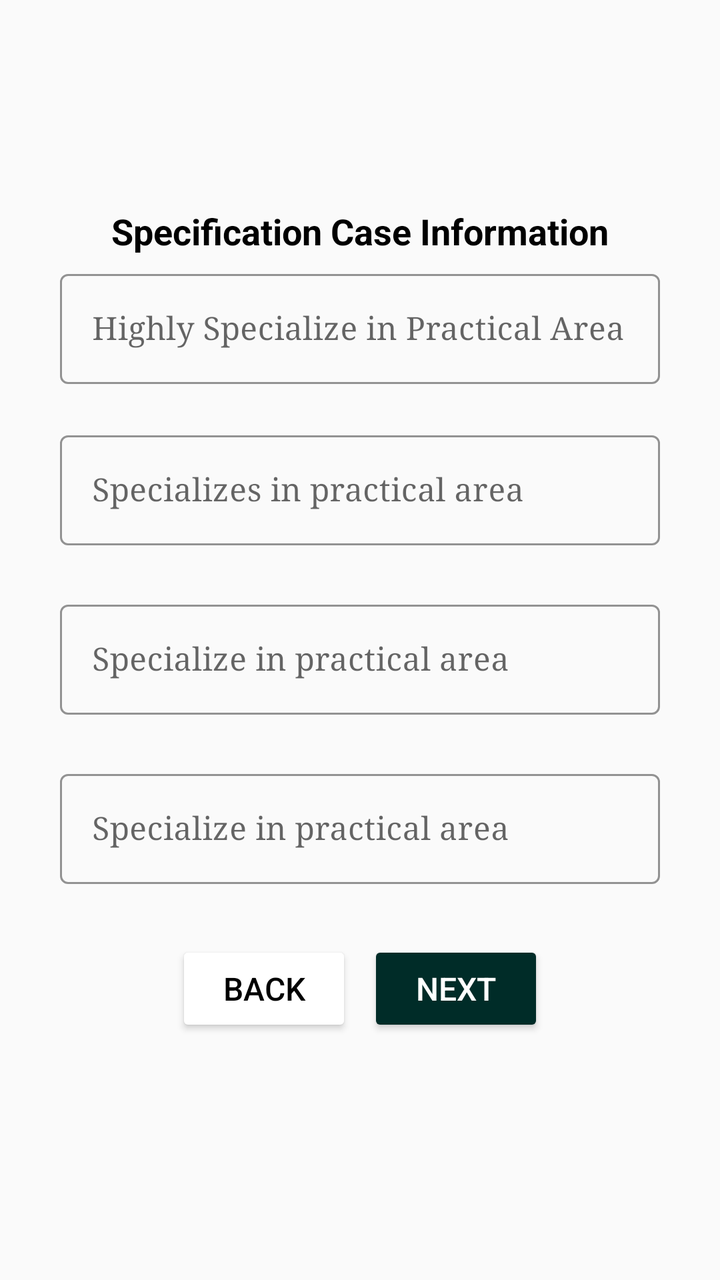
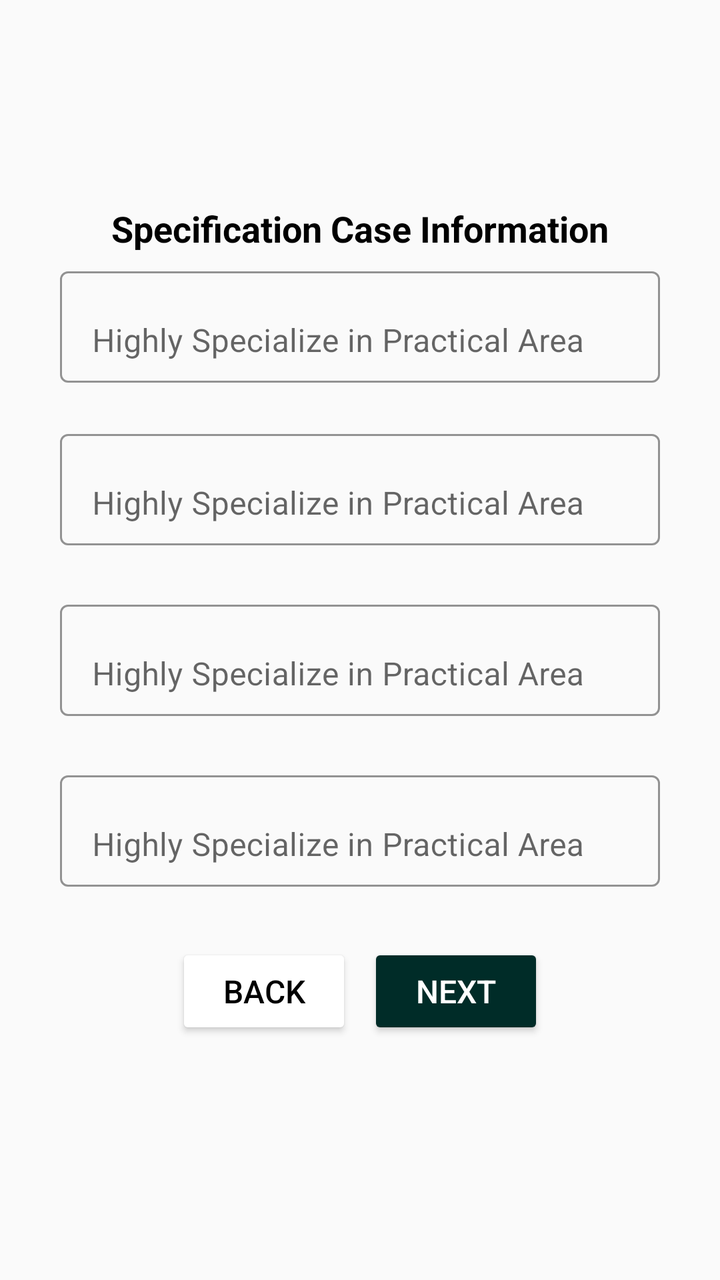

Two renders of the same Android screen: before a commit and after it. Below are the layout's source before the change and the commit's diff.
<!-- AndroidManifest.xml: application theme Theme.LawAdvat -->
<!-- res/layout/fragment_fifth.xml -->
<?xml version="1.0" encoding="utf-8"?>
<androidx.appcompat.widget.LinearLayoutCompat xmlns:android="http://schemas.android.com/apk/res/android"
    xmlns:tools="http://schemas.android.com/tools"
    android:layout_width="match_parent"
    android:layout_height="match_parent"
    xmlns:app="http://schemas.android.com/apk/res-auto"
    tools:context=".ui.become.FifthFragment">

    <ScrollView
        android:layout_width="match_parent"
        android:layout_height="match_parent"
        android:padding="10dp">
        <LinearLayout
            android:layout_width="match_parent"
            android:layout_height="wrap_content"
            android:layout_margin="10dp"
            android:elevation="5dp"
            android:layout_gravity="center"
            android:orientation="vertical"
            android:padding="10dp"
            tools:ignore="MissingConstraints">

            <TextView
                android:layout_width="wrap_content"
                android:layout_height="wrap_content"
                android:layout_gravity="center"
                android:text="Specification Case Information"
                android:textColor="@color/black"
                android:textSize="18sp"
                android:textStyle="bold" />

            <com.google.android.material.textfield.TextInputLayout
                android:id="@+id/layout_first"
                android:layout_width="match_parent"
                android:layout_height="match_parent"
                android:layout_marginTop="04dp"
                app:errorEnabled="true"
                style="@style/Widget.MaterialComponents.TextInputLayout.OutlinedBox"
                app:hintTextColor="@color/teal_700"
                app:boxStrokeColor="@color/teal_700"
                tools:ignore="UnusedAttribute">

                <com.google.android.material.textfield.TextInputEditText
                    android:id="@+id/item_first"
                    android:layout_width="match_parent"
                    android:layout_height="wrap_content"
                    android:hint="Highly Specialize in Practical Area"
                    android:clickable="false"
                    android:inputType="text"
                    tools:ignore="HardcodedText" />
            </com.google.android.material.textfield.TextInputLayout>

            <com.google.android.material.textfield.TextInputLayout
                android:id="@+id/layout_second"
                android:layout_width="match_parent"
                android:layout_height="match_parent"
                app:errorEnabled="true"
                style="@style/Widget.MaterialComponents.TextInputLayout.OutlinedBox"
                app:hintTextColor="@color/teal_700"
                app:boxStrokeColor="@color/teal_700"
                tools:ignore="UnusedAttribute">

                <com.google.android.material.textfield.TextInputEditText
                    android:id="@+id/item_second"
                    android:layout_width="match_parent"
                    android:layout_height="wrap_content"
                    android:hint="Specializes in practical area"
                    android:inputType="text" />
            </com.google.android.material.textfield.TextInputLayout>

            <com.google.android.material.textfield.TextInputLayout
                android:id="@+id/layout_third"
                android:layout_width="match_parent"
                android:layout_height="match_parent"
                android:layout_marginTop="04dp"
                app:errorEnabled="true"
                style="@style/Widget.MaterialComponents.TextInputLayout.OutlinedBox"
                app:hintTextColor="@color/teal_700"
                app:boxStrokeColor="@color/teal_700"
                tools:ignore="UnusedAttribute">

                <com.google.android.material.textfield.TextInputEditText
                    android:id="@+id/item_third"
                    android:layout_width="match_parent"
                    android:layout_height="wrap_content"
                    android:hint="Specialize in practical area"
                    android:inputType="text" />
            </com.google.android.material.textfield.TextInputLayout>
            <com.google.android.material.textfield.TextInputLayout
                android:id="@+id/layout_forth"
                android:layout_width="match_parent"
                android:layout_height="match_parent"
                android:layout_marginTop="04dp"
                app:errorEnabled="true"
                style="@style/Widget.MaterialComponents.TextInputLayout.OutlinedBox"
                app:hintTextColor="@color/teal_700"
                app:boxStrokeColor="@color/teal_700"
                tools:ignore="UnusedAttribute">

                <com.google.android.material.textfield.TextInputEditText
                    android:id="@+id/item_forth"
                    android:layout_width="match_parent"
                    android:layout_height="wrap_content"
                    android:hint="Specialize in practical area"
                    android:inputType="text" />
            </com.google.android.material.textfield.TextInputLayout>

            <LinearLayout
                android:layout_width="wrap_content"
                android:layout_height="wrap_content"
                android:layout_gravity="center"
                android:padding="08dp"
                android:orientation="horizontal">

                <Button
                    android:id="@+id/back_btn"
                    android:layout_width="wrap_content"
                    android:layout_height="wrap_content"
                    android:layout_marginEnd="04dp"
                    android:layout_marginBottom="10dp"
                    android:backgroundTint="@color/white"
                    android:shadowColor="@color/black"
                    android:text="Back"
                    android:textColor="@color/black" />
                <Button
                    android:id="@+id/save_btn"
                    android:layout_marginStart="04dp"
                    android:layout_width="wrap_content"
                    android:layout_height="wrap_content"
                    android:layout_marginBottom="10dp"
                    android:backgroundTint="#002C28"
                    android:text="Next"
                    android:textColor="@color/white"
                    />
            </LinearLayout>
        </LinearLayout>
    </ScrollView>
</androidx.appcompat.widget.LinearLayoutCompat>
<!-- resources referenced by this layout -->
<resources>
  <color name="black">#FF000000</color>
  <color name="teal_700">#FF018786</color>
  <color name="white">#FFFFFFFF</color>
  <style name="Theme.LawAdvat" parent="Theme.MaterialComponents.DayNight.DarkActionBar.Bridge">
          
          <item name="colorPrimary">@color/white</item>
          <item name="colorPrimaryVariant">#FFFFFF</item>
          <item name="colorOnPrimary">#009688</item>
          
          <item name="colorSecondary">@color/teal_200</item>
          <item name="colorSecondaryVariant">@color/teal_700</item>
          <item name="colorOnSecondary">#FFFFFF</item>
          
          <item name="android:statusBarColor">#FFFFFF</item>
          
          <item name="titleTextColor">@color/black</item>
          <item name="fontFamily">serif</item>
          <item name="android:textSize">16sp</item>
      </style>
  <color name="teal_200">#FF03DAC5</color>
</resources>

<!-- the commit's change to res/layout/fragment_fifth.xml (unified diff, before → after) -->
@@ -39,15 +39,13 @@
                 app:hintTextColor="@color/teal_700"
                 app:boxStrokeColor="@color/teal_700"
                 tools:ignore="UnusedAttribute">
-
-                <com.google.android.material.textfield.TextInputEditText
+                <AutoCompleteTextView
                     android:id="@+id/item_first"
+                    style="@style/Widget.MaterialComponents.AutoCompleteTextView.FilledBox"
                     android:layout_width="match_parent"
                     android:layout_height="wrap_content"
-                    android:hint="Highly Specialize in Practical Area"
-                    android:clickable="false"
-                    android:inputType="text"
-                    tools:ignore="HardcodedText" />
+                    android:hint="Highly Specialize in Practical Area"/>
+               
             </com.google.android.material.textfield.TextInputLayout>
 
             <com.google.android.material.textfield.TextInputLayout
@@ -59,13 +57,13 @@
                 app:hintTextColor="@color/teal_700"
                 app:boxStrokeColor="@color/teal_700"
                 tools:ignore="UnusedAttribute">
-
-                <com.google.android.material.textfield.TextInputEditText
+                <AutoCompleteTextView
                     android:id="@+id/item_second"
+                    style="@style/Widget.MaterialComponents.AutoCompleteTextView.FilledBox"
                     android:layout_width="match_parent"
                     android:layout_height="wrap_content"
-                    android:hint="Specializes in practical area"
-                    android:inputType="text" />
+                    android:hint="Highly Specialize in Practical Area"/>
+                
             </com.google.android.material.textfield.TextInputLayout>
 
             <com.google.android.material.textfield.TextInputLayout
@@ -78,13 +76,13 @@
                 app:hintTextColor="@color/teal_700"
                 app:boxStrokeColor="@color/teal_700"
                 tools:ignore="UnusedAttribute">
-
-                <com.google.android.material.textfield.TextInputEditText
+                <AutoCompleteTextView
                     android:id="@+id/item_third"
+                    style="@style/Widget.MaterialComponents.AutoCompleteTextView.FilledBox"
                     android:layout_width="match_parent"
                     android:layout_height="wrap_content"
-                    android:hint="Specialize in practical area"
-                    android:inputType="text" />
+                    android:hint="Highly Specialize in Practical Area"/>
+               
             </com.google.android.material.textfield.TextInputLayout>
             <com.google.android.material.textfield.TextInputLayout
                 android:id="@+id/layout_forth"
@@ -96,13 +94,13 @@
                 app:hintTextColor="@color/teal_700"
                 app:boxStrokeColor="@color/teal_700"
                 tools:ignore="UnusedAttribute">
-
-                <com.google.android.material.textfield.TextInputEditText
+                <AutoCompleteTextView
                     android:id="@+id/item_forth"
+                    style="@style/Widget.MaterialComponents.AutoCompleteTextView.FilledBox"
                     android:layout_width="match_parent"
                     android:layout_height="wrap_content"
-                    android:hint="Specialize in practical area"
-                    android:inputType="text" />
+                    android:hint="Highly Specialize in Practical Area"/>
+              
             </com.google.android.material.textfield.TextInputLayout>
 
             <LinearLayout
